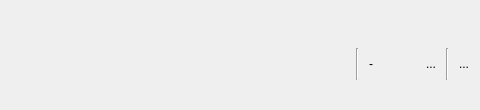
Before: the Qt Designer form app_core/data_view.ui in gidhoog/AlmGIS, drawn with Qt 5; both pictures show x 311 to 791 and y 0 to 110 of the 791 by 110 pixel window.
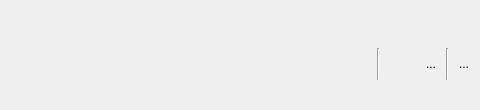
After: the same form once the commit is applied. Icons and pictures are not drawn.

Patch:
```diff
--- a/app_core/data_view.ui
+++ b/app_core/data_view.ui
@@ -85,44 +85,6 @@
          </property>
         </widget>
        </item>
-       <item>
-        <widget class="QToolButton" name="uiDeleteDataTbtn">
-         <property name="sizePolicy">
-          <sizepolicy hsizetype="Fixed" vsizetype="Fixed">
-           <horstretch>0</horstretch>
-           <verstretch>0</verstretch>
-          </sizepolicy>
-         </property>
-         <property name="minimumSize">
-          <size>
-           <width>0</width>
-           <height>0</height>
-          </size>
-         </property>
-         <property name="maximumSize">
-          <size>
-           <width>16777215</width>
-           <height>16777215</height>
-          </size>
-         </property>
-         <property name="text">
-          <string>-</string>
-         </property>
-         <property name="icon">
-          <iconset resource="../resources.qrc">
-           <normaloff>:/svg/resources/icons/minus_red.svg</normaloff>:/svg/resources/icons/minus_red.svg</iconset>
-         </property>
-         <property name="iconSize">
-          <size>
-           <width>25</width>
-           <height>25</height>
-          </size>
-         </property>
-         <property name="autoRaise">
-          <bool>true</bool>
-         </property>
-        </widget>
-       </item>
        <item>
         <widget class="QToolButton" name="uiAddDataTbtn">
          <property name="minimumSize">
```
